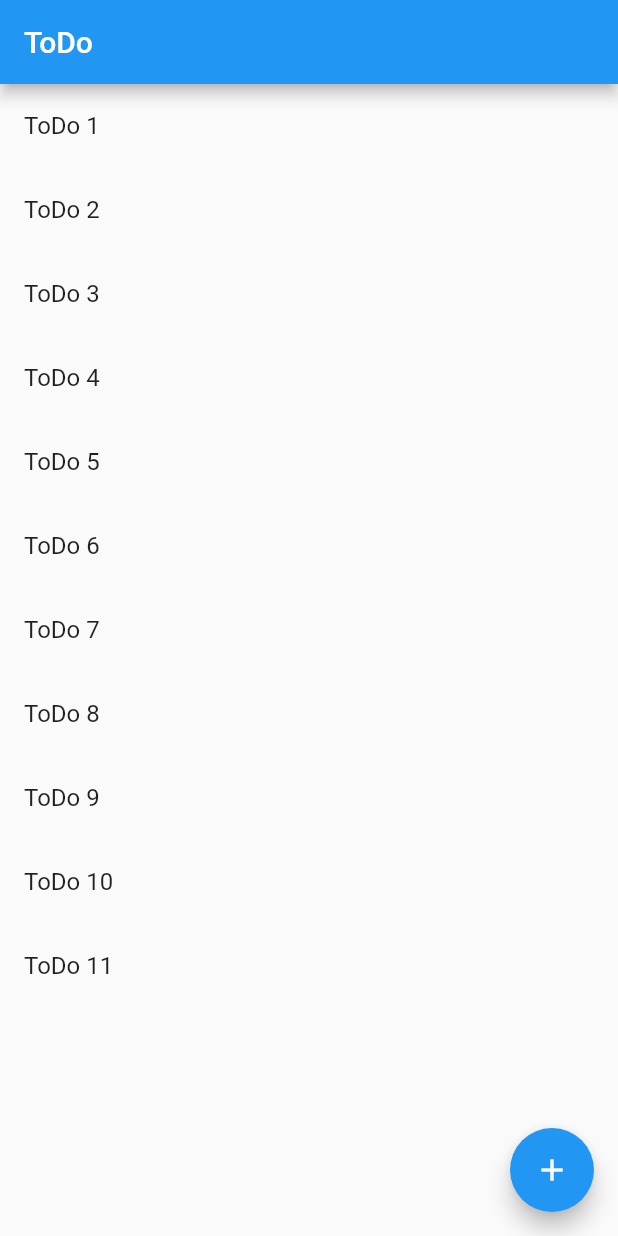
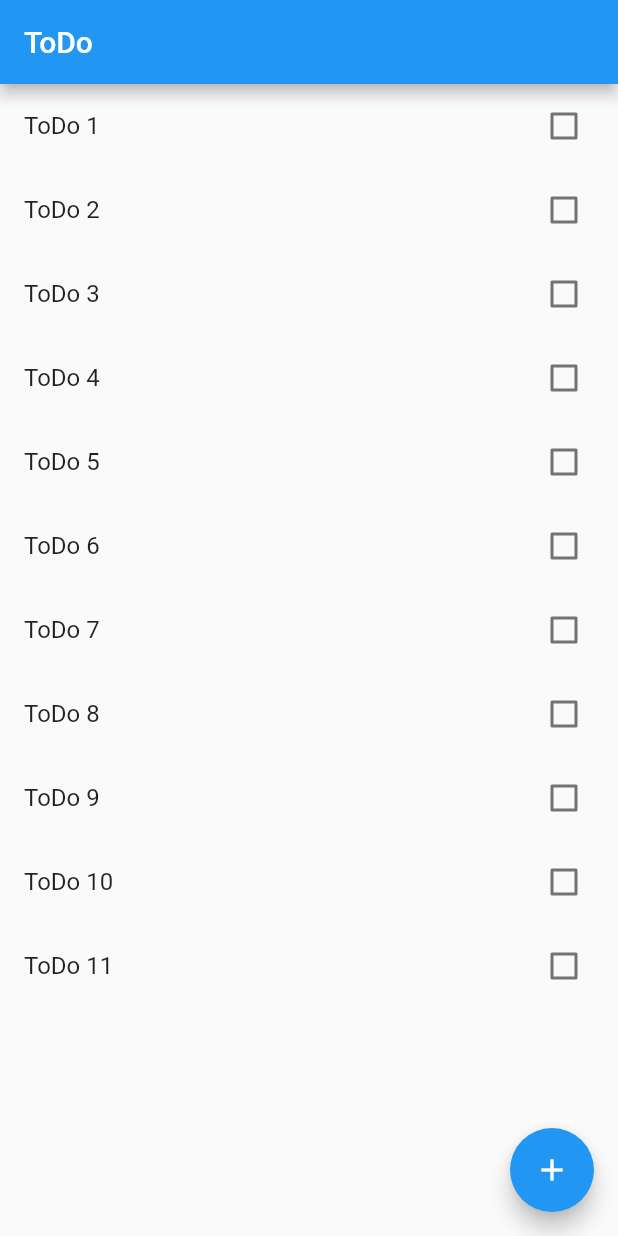
Before and after one commit to RyuyaIshibashi/fllutter_practice, a Flutter app: the screen it shows after launch, after a tap on the "add" icon, on a phone screen of 412 x 824 dp. Run offline on Flutter 3.47's test engine with Material 2 defaults, Android fonts, the phone set to English and light mode, and no system bars.

Commit message:
ToDoを完了する

```diff
--- a/lib/main.dart
+++ b/lib/main.dart
@@ -1,4 +1,5 @@
 import 'package:flutter/material.dart';
+import 'package:flutter_practice/todo.dart';
 
 void main() {
   runApp(const App());
@@ -25,7 +26,10 @@ class HomeScreen extends StatefulWidget {
 
 class _HomeScreenState extends State<HomeScreen> {
   // buildメソッドにあった変数を移動します
-  final todos = List.generate(10, (index) => "ToDo ${index + 1}");
+  final todos = List.generate(
+    10,
+    (index) => ToDo(title: 'ToDo ${index + 1}'),
+  );
 
   @override
   Widget build(BuildContext context) {
@@ -34,8 +38,16 @@ class _HomeScreenState extends State<HomeScreen> {
         title: const Text('ToDo'),
       ),
       body: ListView.builder(
-        itemBuilder: (context, index) => ListTile(
-          title: Text(todos[index]),
+        // ListTileからCheckboxListTileに変更します
+        itemBuilder: (context, index) => CheckboxListTile(
+          onChanged: (checked) {
+            setState(() {
+              //完了状態を反転させます
+              todos[index].archived = !todos[index].archived;
+            });
+          },
+          value: todos[index].archived,
+          title: Text(todos[index].title),
         ),
         itemCount: todos.length,
       ),
@@ -44,7 +56,10 @@ class _HomeScreenState extends State<HomeScreen> {
         onPressed: () {
           // 変更します
           setState(() {
-          todos.add("ToDo ${todos.length + 1}");
+            // ToDoインスタンスを追加するように変更します
+            todos.add(
+              ToDo(title: "ToDo ${todos.length + 1}")
+            );
           });
         },
       ),
--- /dev/null
+++ b/lib/todo.dart
@@ -0,0 +1,12 @@
+class ToDo {
+  ToDo({
+    required this.title,
+    this.archived = false,
+  });
+
+  // ToDoのタイトルです
+  String title;
+
+  // ToDoの完了状態です
+  bool archived;
+}
```
